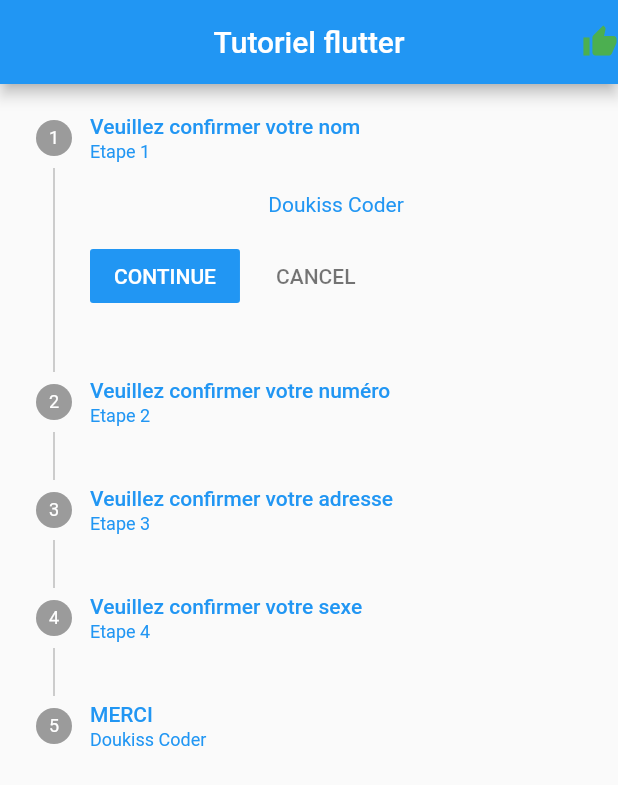
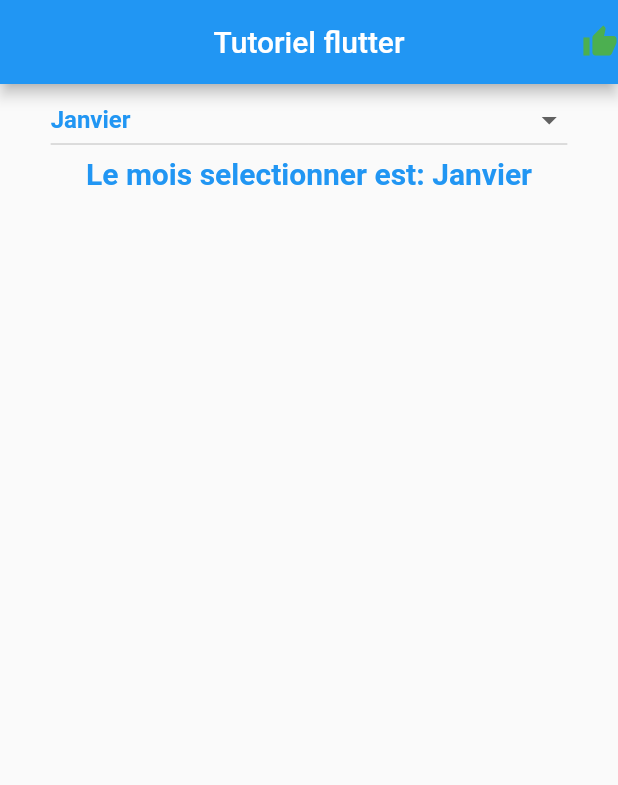
Before and after one commit to doukisss/flutter_complet, a Flutter app: the screen it shows after launch, on a phone screen of 412 x 824 dp. Shown: the top 785 px of the screen. Run offline on Flutter 3.47's test engine with Material 2 defaults, Android fonts, the phone set to English and light mode, and no system bars; our stand-ins replace carousel_slider.

Commit message:
DropdownButton

```diff
--- a/lib/main.dart
+++ b/lib/main.dart
@@ -41,81 +41,70 @@ class _MyHomePageState extends State<MyHomePage> {
   //static const optionalStyle = TextStyle(
   //  color: Colors.blueGr jhey, fontSize: 30, fontWeight: FontWeight.w700);
 
-  int initstep = 0;
+  List<DropdownMenuItem<String>>? listmonth = [];
+  String def = 'Janvier';
 
-  List<Step> steps = [
-    const Step(
-      title: Text(
-        "Veuillez confirmer votre nom",
-        style: TextStyle(color: Colors.blue),
+  void months() {
+    listmonth!.clear();
+    listmonth!.add(
+      const DropdownMenuItem(
+        value: 'Janvier',
+        child: Text(
+          "Janvier",
+          style: TextStyle(color: Colors.blue, fontWeight: FontWeight.bold),
+        ),
       ),
-      content: Text(
-        "Doukiss Coder",
-        style: TextStyle(color: Colors.blue),
+    );
+    listmonth!.add(
+      const DropdownMenuItem(
+        value: 'Février',
+        child: Text(
+          "Février",
+          style: TextStyle(color: Colors.blue, fontWeight: FontWeight.bold),
+        ),
       ),
-      subtitle: Text(
-        "Etape 1",
-        style: TextStyle(color: Colors.blue),
+    );
+    listmonth!.add(
+      const DropdownMenuItem(
+        value: 'Mars',
+        child: Text(
+          "Mars",
+          style: TextStyle(color: Colors.blue, fontWeight: FontWeight.bold),
+        ),
       ),
-    ),
-    const Step(
-      title: Text(
-        "Veuillez confirmer votre numéro",
-        style: TextStyle(color: Colors.blue),
+    );
+    listmonth!.add(
+      const DropdownMenuItem(
+        value: 'Avril',
+        child: Text(
+          "Avril",
+          style: TextStyle(color: Colors.blue, fontWeight: FontWeight.bold),
+        ),
       ),
-      content: Text(
-        "0107080904",
-        style: TextStyle(color: Colors.blue),
+    );
+    listmonth!.add(
+      const DropdownMenuItem(
+        value: 'Mai',
+        child: Text(
+          "Mai",
+          style: TextStyle(color: Colors.blue, fontWeight: FontWeight.bold),
+        ),
       ),
-      subtitle: Text(
-        "Etape 2",
-        style: TextStyle(color: Colors.blue),
+    );
+    listmonth!.add(
+      const DropdownMenuItem(
+        value: 'Juin',
+        child: Text(
+          "Juin",
+          style: TextStyle(color: Colors.blue, fontWeight: FontWeight.bold),
+        ),
       ),
-    ),
-    const Step(
-      title: Text(
-        "Veuillez confirmer votre adresse",
-        style: TextStyle(color: Colors.blue),
-      ),
-      content: Text(
-        "12 bp 1367 Abidjan12",
-        style: TextStyle(color: Colors.blue),
-      ),
-      subtitle: Text(
-        "Etape 3",
-        style: TextStyle(color: Colors.blue),
-      ),
-    ),
-    const Step(
-      title: Text(
-        "Veuillez confirmer votre sexe",
-        style: TextStyle(color: Colors.blue),
-      ),
-      content: Text(
-        "Masculin",
-        style: TextStyle(color: Colors.blue),
-      ),
-      subtitle: Text(
-        "Etape 4",
-        style: TextStyle(color: Colors.blue),
-      ),
-    ),
-    Step(
-      title: Text(
-        "MERCI",
-        style: TextStyle(color: Colors.blue),
-      ),
-      content: Image.network(
-          "https://media.istockphoto.com/id/1262143374/photo/holding-the-paper-with-thank-you-message-in-front-of-a-beautiful-blur-nature-background.jpg?b=1&s=612x612&w=0&k=20&c=T1AINhaJh43Jh3kbUQxMsemAI01mXOpw6vbWrgLqUyo="),
-      subtitle: Text(
-        "Doukiss Coder",
-        style: TextStyle(color: Colors.blue),
-      ),
-    )
-  ];
+    );
+  }
 
   @override
   Widget build(BuildContext context) {
+    months();
     return MaterialApp(
         home: DefaultTabController(
             length: 5,
@@ -129,35 +118,39 @@ class _MyHomePageState extends State<MyHomePage> {
                     Icon(Icons.thumb_up, color: Color.fromRGBO(76, 175, 80, 1))
                   ],
                 ),
-                body: Stepper(
-                  currentStep: initstep,
-                  steps: steps,
-                  type: StepperType.vertical,
-                  onStepTapped: (Step) {
-                    setState(() {
-                      initstep = Step;
-                    });
-                  },
-                  onStepContinue: () {
-                    setState(() {
-                      if (initstep < steps.length - 1) {
-                        initstep = initstep + 1;
-                      } else {
-                        initstep = 0;
-                      }
-                    });
-                  },
-                  onStepCancel: () {
-                    setState(() {
-                      if (initstep > 0) {
-                        initstep = initstep - 1;
-                      } else {
-                        initstep = 0;
-                      }
-                    });
-                  },
-                )
-                //TabBarView(     )
-                )));
+                body: Container(
+                  child: Center(
+                    child: Column(
+                      children: [
+                        Center(
+                          child: DropdownButton(
+                              value: def,
+                              elevation: 10,
+                              hint: Text(
+                                "Selectionner votre mois",
+                                style: TextStyle(
+                                    color: Colors.blue,
+                                    fontWeight: FontWeight.bold,
+                                    fontSize: 30),
+                              ),
+                              items: listmonth,
+                              onChanged: (value) {
+                                def = value!;
+                                setState(() {});
+                              }),
+                        ),
+                        Container(
+                          child: Text(
+                            "Le mois selectionner est: $def",
+                            style: TextStyle(
+                                color: Colors.blue,
+                                fontWeight: FontWeight.bold,
+                                fontSize: 20),
+                          ),
+                        )
+                      ],
+                    ),
+                  ),
+                ))));
   }
 }
```
